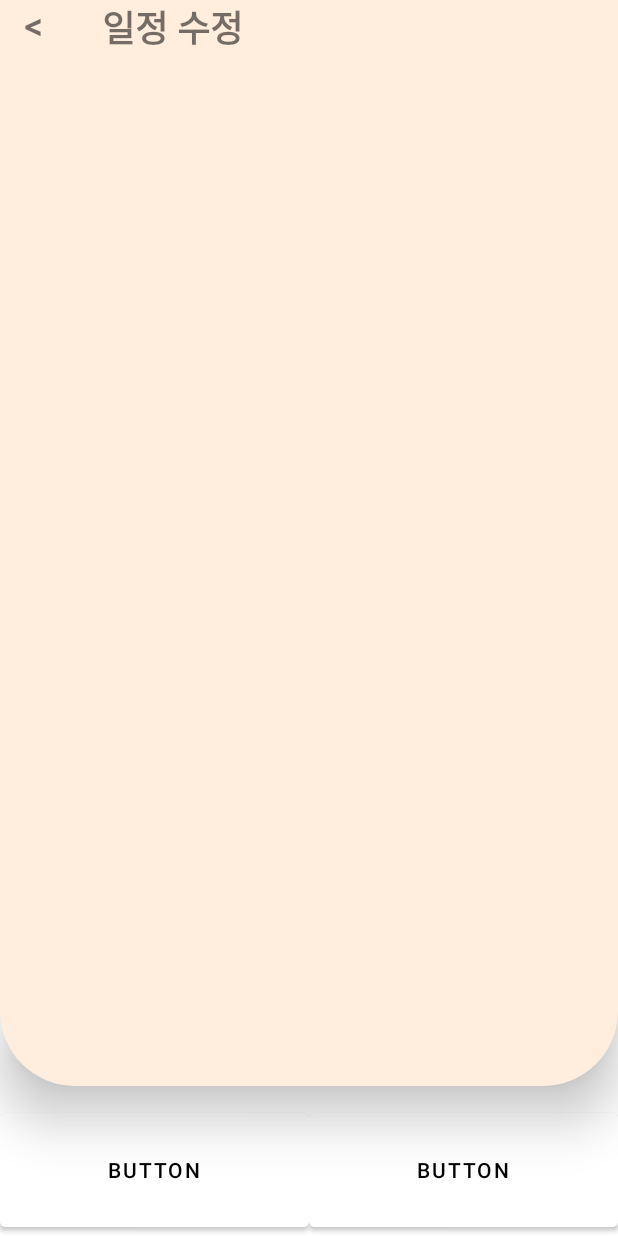
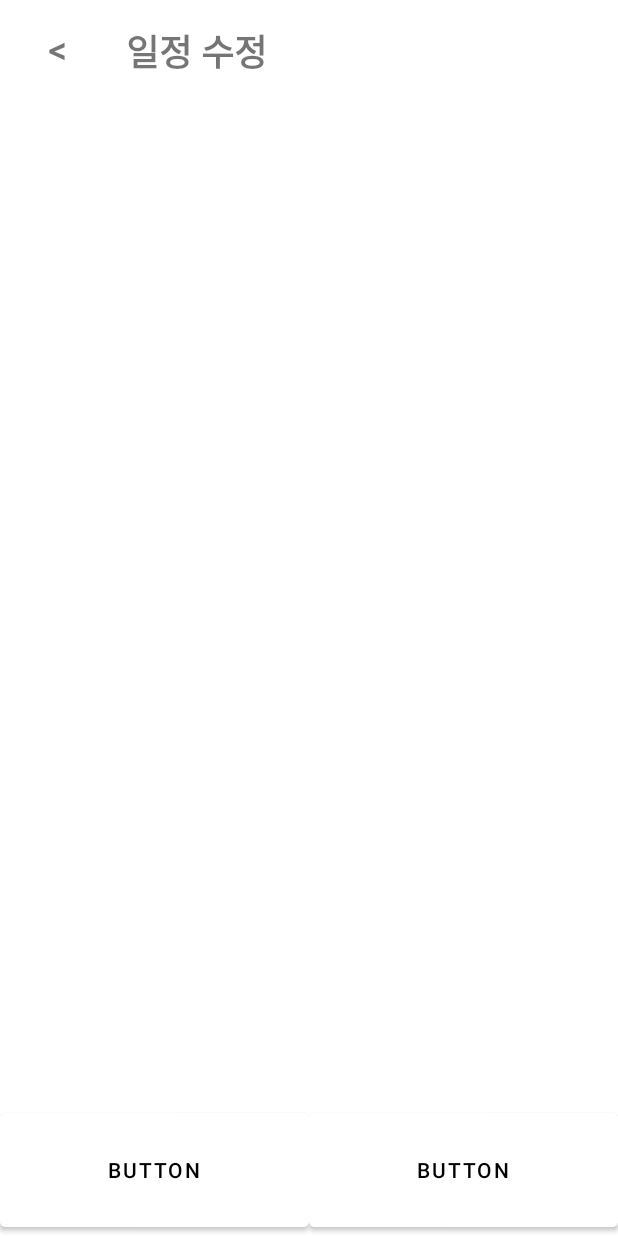
Before and after one commit to ChanggiJeon/dodamdodam, an Android app: the layout activity_schedule.xml on its own in the app's theme, with its tools: preview values and no code run, on a phone screen of 412 x 824 dp. Run offline under Robolectric (Android 15) with nearby library versions, the phone set to English and light mode, and no system bars.

Commit message:
[S06P31D203-13] Feat/FE/Schedule : 스케쥴 액티비티 화면구성

```diff
--- a/family -FE/app/src/main/res/layout/activity_schedule.xml
+++ b/family -FE/app/src/main/res/layout/activity_schedule.xml
@@ -5,29 +5,30 @@
     android:layout_width="match_parent"
     android:layout_height="match_parent"
     tools:context=".ScheduleActivity">
+
     <FrameLayout
         android:id="@+id/schedule_frame"
         android:layout_width="0dp"
         android:layout_height="0dp"
-        android:layout_marginStart="0dp"
-        android:layout_marginTop="0dp"
-        android:layout_marginEnd="0dp"
-        android:background="@drawable/schedule_box"
-        android:backgroundTint="@color/beige01"
+        android:elevation="20dp"
         app:layout_constraintBottom_toTopOf="@+id/schedule_button_include"
         app:layout_constraintEnd_toEndOf="parent"
         app:layout_constraintHorizontal_bias="1.0"
         app:layout_constraintStart_toStartOf="parent"
-        app:layout_constraintTop_toTopOf="parent"
-        android:elevation="20dp">
-        <include
-            android:id="@+id/schedule_top_include"
-            layout="@layout/schedule_top_list"
-            android:layout_width="wrap_content"
-            android:layout_height="wrap_content"
-            tools:layout_editor_absoluteX="1dp"
-            tools:layout_editor_absoluteY="1dp"/>
+        app:layout_constraintTop_toBottomOf="@+id/schedule_top_include">
+
+
     </FrameLayout>
+
+    <include
+        android:id="@+id/schedule_top_include"
+        layout="@layout/schedule_top_list"
+        android:layout_width="wrap_content"
+        android:layout_height="wrap_content"
+        android:layout_marginStart="16dp"
+        android:layout_marginTop="16dp"
+        app:layout_constraintStart_toStartOf="parent"
+        app:layout_constraintTop_toTopOf="parent" />
     <include
         android:id="@+id/schedule_button_include"
         layout="@layout/schedule_button_list"
```
